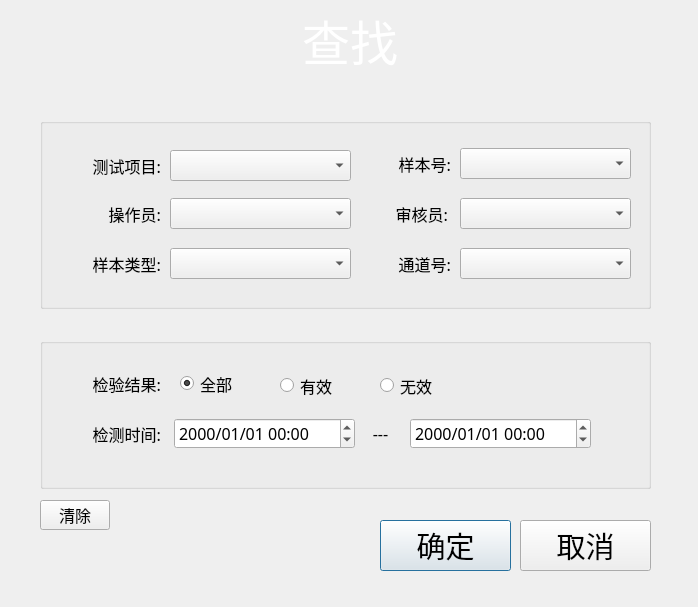
flash-dx/UpperUI, file DataUI/datasearch.ui: the form before one commit.
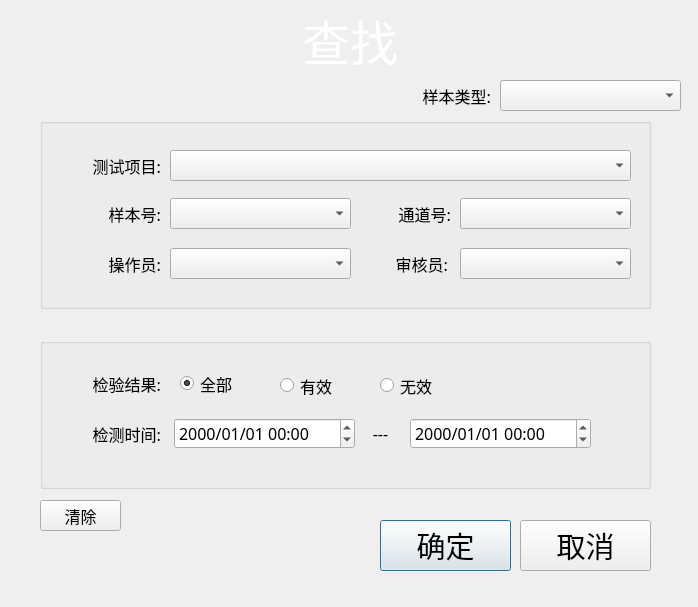
The form after the commit. Icons and pictures are not drawn.

Patch:
```diff
--- a/DataUI/datasearch.ui
+++ b/DataUI/datasearch.ui
@@ -23,7 +23,7 @@
     <rect>
      <x>170</x>
      <y>150</y>
-     <width>181</width>
+     <width>461</width>
      <height>31</height>
     </rect>
    </property>
@@ -306,9 +306,9 @@
    <widget class="QComboBox" name="combox_sampleid">
     <property name="geometry">
      <rect>
-      <x>420</x>
-      <y>30</y>
-      <width>171</width>
+      <x>130</x>
+      <y>80</y>
+      <width>181</width>
       <height>31</height>
      </rect>
     </property>
@@ -325,8 +325,8 @@
    <widget class="QLabel" name="lb_sampleID">
     <property name="geometry">
      <rect>
-      <x>320</x>
-      <y>30</y>
+      <x>30</x>
+      <y>80</y>
       <width>91</width>
       <height>31</height>
      </rect>
@@ -348,7 +348,7 @@
     <property name="geometry">
      <rect>
       <x>317</x>
-      <y>80</y>
+      <y>130</y>
       <width>91</width>
       <height>31</height>
      </rect>
@@ -370,7 +370,7 @@
     <property name="geometry">
      <rect>
       <x>0</x>
-      <y>80</y>
+      <y>130</y>
       <width>121</width>
       <height>31</height>
      </rect>
@@ -392,7 +392,7 @@
     <property name="geometry">
      <rect>
       <x>420</x>
-      <y>130</y>
+      <y>80</y>
       <width>171</width>
       <height>31</height>
      </rect>
@@ -407,30 +407,11 @@
      <bool>false</bool>
     </property>
    </widget>
-   <widget class="QComboBox" name="combox_SampleType">
-    <property name="geometry">
-     <rect>
-      <x>130</x>
-      <y>130</y>
-      <width>181</width>
-      <height>31</height>
-     </rect>
-    </property>
-    <property name="font">
-     <font>
-      <family>宋体</family>
-      <pointsize>12</pointsize>
-     </font>
-    </property>
-    <property name="editable">
-     <bool>false</bool>
-    </property>
-   </widget>
    <widget class="QLabel" name="lb_MachineNo">
     <property name="geometry">
      <rect>
       <x>320</x>
-      <y>130</y>
+      <y>80</y>
       <width>91</width>
       <height>31</height>
      </rect>
@@ -448,33 +429,11 @@
      <set>Qt::AlignRight|Qt::AlignTrailing|Qt::AlignVCenter</set>
     </property>
    </widget>
-   <widget class="QLabel" name="lb_SampleType">
-    <property name="geometry">
-     <rect>
-      <x>0</x>
-      <y>130</y>
-      <width>121</width>
-      <height>31</height>
-     </rect>
-    </property>
-    <property name="font">
-     <font>
-      <family>宋体</family>
-      <pointsize>12</pointsize>
-     </font>
-    </property>
-    <property name="text">
-     <string>样本类型:</string>
-    </property>
-    <property name="alignment">
-     <set>Qt::AlignRight|Qt::AlignTrailing|Qt::AlignVCenter</set>
-    </property>
-   </widget>
    <widget class="QComboBox" name="combox_user">
     <property name="geometry">
      <rect>
       <x>130</x>
-      <y>80</y>
+      <y>130</y>
       <width>181</width>
       <height>31</height>
      </rect>
@@ -493,7 +452,7 @@
     <property name="geometry">
      <rect>
       <x>420</x>
-      <y>80</y>
+      <y>130</y>
       <width>171</width>
       <height>31</height>
      </rect>
@@ -558,8 +517,8 @@
     <rect>
      <x>40</x>
      <y>500</y>
-     <width>70</width>
-     <height>30</height>
+     <width>81</width>
+     <height>31</height>
     </rect>
    </property>
    <property name="font">
@@ -575,6 +534,47 @@
     <string>清除</string>
    </property>
   </widget>
+  <widget class="QComboBox" name="combox_SampleType">
+   <property name="geometry">
+    <rect>
+     <x>500</x>
+     <y>80</y>
+     <width>181</width>
+     <height>31</height>
+    </rect>
+   </property>
+   <property name="font">
+    <font>
+     <family>宋体</family>
+     <pointsize>12</pointsize>
+    </font>
+   </property>
+   <property name="editable">
+    <bool>false</bool>
+   </property>
+  </widget>
+  <widget class="QLabel" name="lb_SampleType">
+   <property name="geometry">
+    <rect>
+     <x>370</x>
+     <y>80</y>
+     <width>121</width>
+     <height>31</height>
+    </rect>
+   </property>
+   <property name="font">
+    <font>
+     <family>宋体</family>
+     <pointsize>12</pointsize>
+    </font>
+   </property>
+   <property name="text">
+    <string>样本类型:</string>
+   </property>
+   <property name="alignment">
+    <set>Qt::AlignRight|Qt::AlignTrailing|Qt::AlignVCenter</set>
+   </property>
+  </widget>
   <zorder>groupBox</zorder>
   <zorder>groupBox_2</zorder>
   <zorder>combox_panelCode</zorder>
```
Left out of the diff: 11 changed lines with no effect on the pictures.
